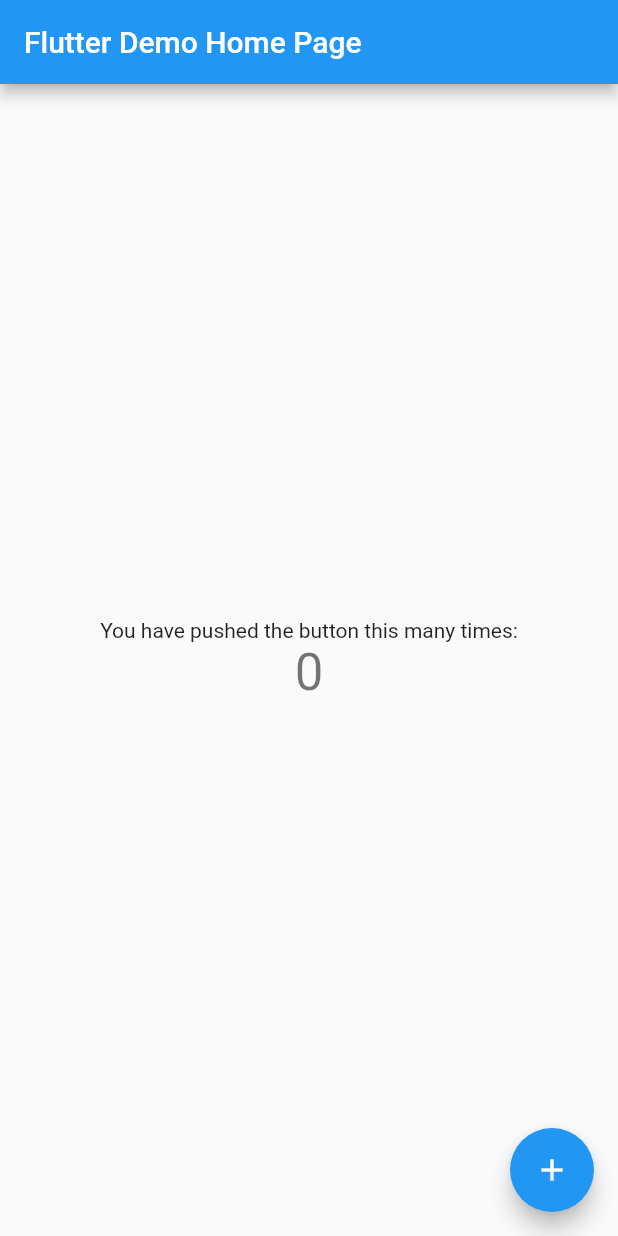
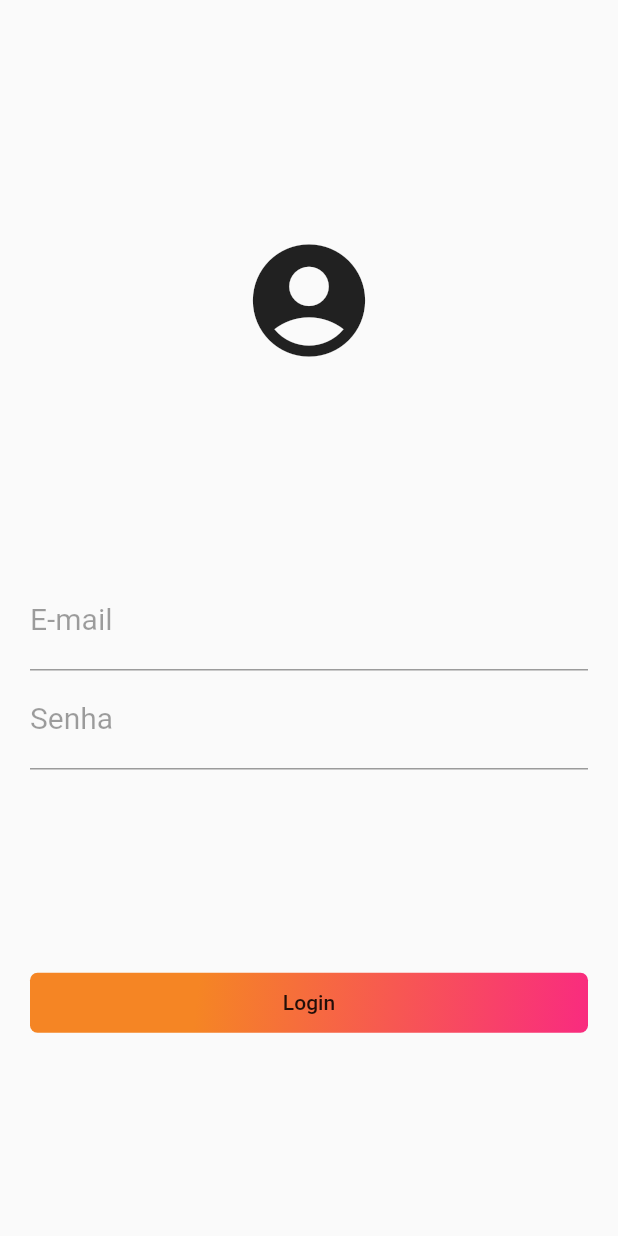
Before and after one commit to netodeolino/pdc-flutter-react-native, a Flutter app: the screen it shows after launch, on a phone screen of 412 x 824 dp. Run offline on Flutter 3.47's test engine with Material 2 defaults, Android fonts, the light colour scheme and no system bars.

Commit message:
pagina login flutter desenhada

```diff
--- a/pdc_flutter/lib/main.dart
+++ b/pdc_flutter/lib/main.dart
@@ -1,111 +1,21 @@
 import 'package:flutter/material.dart';
+
+import 'package:pdc_flutter/src/ui/home.dart';
+import 'package:pdc_flutter/src/ui/login.dart';
 
 void main() => runApp(MyApp());
 
 class MyApp extends StatelessWidget {
-  // This widget is the root of your application.
   @override
   Widget build(BuildContext context) {
     return MaterialApp(
-      title: 'Flutter Demo',
-      theme: ThemeData(
-        // This is the theme of your application.
-        //
-        // Try running your application with "flutter run". You'll see the
-        // application has a blue toolbar. Then, without quitting the app, try
-        // changing the primarySwatch below to Colors.green and then invoke
-        // "hot reload" (press "r" in the console where you ran "flutter run",
-        // or simply save your changes to "hot reload" in a Flutter IDE).
-        // Notice that the counter didn't reset back to zero; the application
-        // is not restarted.
-        primarySwatch: Colors.blue,
-      ),
-      home: MyHomePage(title: 'Flutter Demo Home Page'),
+      theme: ThemeData(primarySwatch: Colors.blue),
+      debugShowCheckedModeBanner: false,
+      initialRoute: '/',
+      routes: {
+        '/': (context) => LoginPage(),
+        '/home': (context) => HomePage(),
+      },
     );
   }
 }
-
-class MyHomePage extends StatefulWidget {
-  MyHomePage({Key key, this.title}) : super(key: key);
-
-  // This widget is the home page of your application. It is stateful, meaning
-  // that it has a State object (defined below) that contains fields that affect
-  // how it looks.
-
-  // This class is the configuration for the state. It holds the values (in this
-  // case the title) provided by the parent (in this case the App widget) and
-  // used by the build method of the State. Fields in a Widget subclass are
-  // always marked "final".
-
-  final String title;
-
-  @override
-  _MyHomePageState createState() => _MyHomePageState();
-}
-
-class _MyHomePageState extends State<MyHomePage> {
-  int _counter = 0;
-
-  void _incrementCounter() {
-    setState(() {
-      // This call to setState tells the Flutter framework that something has
-      // changed in this State, which causes it to rerun the build method below
-      // so that the display can reflect the updated values. If we changed
-      // _counter without calling setState(), then the build method would not be
-      // called again, and so nothing would appear to happen.
-      _counter++;
-    });
-  }
-
-  @override
-  Widget build(BuildContext context) {
-    // This method is rerun every time setState is called, for instance as done
-    // by the _incrementCounter method above.
-    //
-    // The Flutter framework has been optimized to make rerunning build methods
-    // fast, so that you can just rebuild anything that needs updating rather
-    // than having to individually change instances of widgets.
-    return Scaffold(
-      appBar: AppBar(
-        // Here we take the value from the MyHomePage object that was created by
-        // the App.build method, and use it to set our appbar title.
-        title: Text(widget.title),
-      ),
-      body: Center(
-        // Center is a layout widget. It takes a single child and positions it
-        // in the middle of the parent.
-        child: Column(
-          // Column is also a layout widget. It takes a list of children and
-          // arranges them vertically. By default, it sizes itself to fit its
-          // children horizontally, and tries to be as tall as its parent.
-          //
-          // Invoke "debug painting" (press "p" in the console, choose the
-          // "Toggle Debug Paint" action from the Flutter Inspector in Android
-          // Studio, or the "Toggle Debug Paint" command in Visual Studio Code)
-          // to see the wireframe for each widget.
-          //
-          // Column has various properties to control how it sizes itself and
-          // how it positions its children. Here we use mainAxisAlignment to
-          // center the children vertically; the main axis here is the vertical
-          // axis because Columns are vertical (the cross axis would be
-          // horizontal).
-          mainAxisAlignment: MainAxisAlignment.center,
-          children: <Widget>[
-            Text(
-              'You have pushed the button this many times:',
-            ),
-            Text(
-              '$_counter',
-              style: Theme.of(context).textTheme.display1,
-            ),
-          ],
-        ),
-      ),
-      floatingActionButton: FloatingActionButton(
-        onPressed: _incrementCounter,
-        tooltip: 'Increment',
-        child: Icon(Icons.add),
-      ), // This trailing comma makes auto-formatting nicer for build methods.
-    );
-  }
-}
--- /dev/null
+++ b/pdc_flutter/lib/src/ui/login.dart
@@ -0,0 +1,87 @@
+import 'package:flutter/material.dart';
+
+class LoginPage extends StatefulWidget {
+  @override
+  _LoginPageState createState() => _LoginPageState();
+}
+
+class _LoginPageState extends State<LoginPage> {
+  void _homePage() {
+    Navigator.pushNamed(context, '/home');
+  }
+
+  @override
+  Widget build(BuildContext context) {
+    return Scaffold(
+      body: Center(
+        child: Container(
+          padding: EdgeInsets.only(top: 20, left: 20, right: 20),
+          child: Column(
+            mainAxisAlignment: MainAxisAlignment.spaceEvenly,
+            children: <Widget>[
+              Icon(Icons.account_circle, size: 90),
+              Column(
+                mainAxisAlignment: MainAxisAlignment.center,
+                children: <Widget>[
+                  TextFormField(
+                    keyboardType: TextInputType.emailAddress,
+                    decoration: InputDecoration(
+                      labelText: "E-mail",
+                      labelStyle: TextStyle(
+                        color: Colors.black38,
+                        fontWeight: FontWeight.w400,
+                        fontSize: 20,
+                      ),
+                    ),
+                    style: TextStyle(fontSize: 20),
+                  ),
+                  TextFormField(
+                    keyboardType: TextInputType.text,
+                    obscureText: true,
+                    decoration: InputDecoration(
+                      labelText: "Senha",
+                      labelStyle: TextStyle(
+                        color: Colors.black38,
+                        fontWeight: FontWeight.w400,
+                        fontSize: 20,
+                      ),
+                    ),
+                    style: TextStyle(fontSize: 20),
+                  ),
+                ],
+              ),
+              Container(
+                height: 40,
+                decoration: BoxDecoration(
+                  gradient: LinearGradient(
+                    begin: Alignment.topLeft,
+                    end: Alignment.bottomRight,
+                    stops: [0.3, 1],
+                    colors: [
+                      Color(0xFFF58524),
+                      Color(0XFFF92B7F),
+                    ],
+                  ),
+                  borderRadius: BorderRadius.all(
+                    Radius.circular(5),
+                  ),
+                ),
+                child: SizedBox.expand(
+                  child: FlatButton(
+                    child: Text(
+                      "Login",
+                      textAlign: TextAlign.center,
+                    ),
+                    onPressed: () {
+                      Navigator.pushNamed(context, '/home');
+                    }
+                  ),
+                ),
+              ),
+            ],
+          ),
+        ),
+      ),
+    );
+  }
+}
--- a/pdc_flutter/pubspec.yaml
+++ b/pdc_flutter/pubspec.yaml
@@ -23,6 +23,7 @@
   # The following adds the Cupertino Icons font to your application.
   # Use with the CupertinoIcons class for iOS style icons.
   cupertino_icons: ^0.1.2
+  http: 0.12.0+4
 
 dev_dependencies:
   flutter_test:
```
Also changed, not shown: pdc_flutter/lib/src/models/usuario_model.dart (added, +27 -0 lines), pdc_flutter/lib/src/resources/usuario_api.dart (added, +12 -0 lines), pdc_flutter/lib/src/ui/home.dart (added, +44 -0 lines), pdc_flutter/pubspec.lock.
